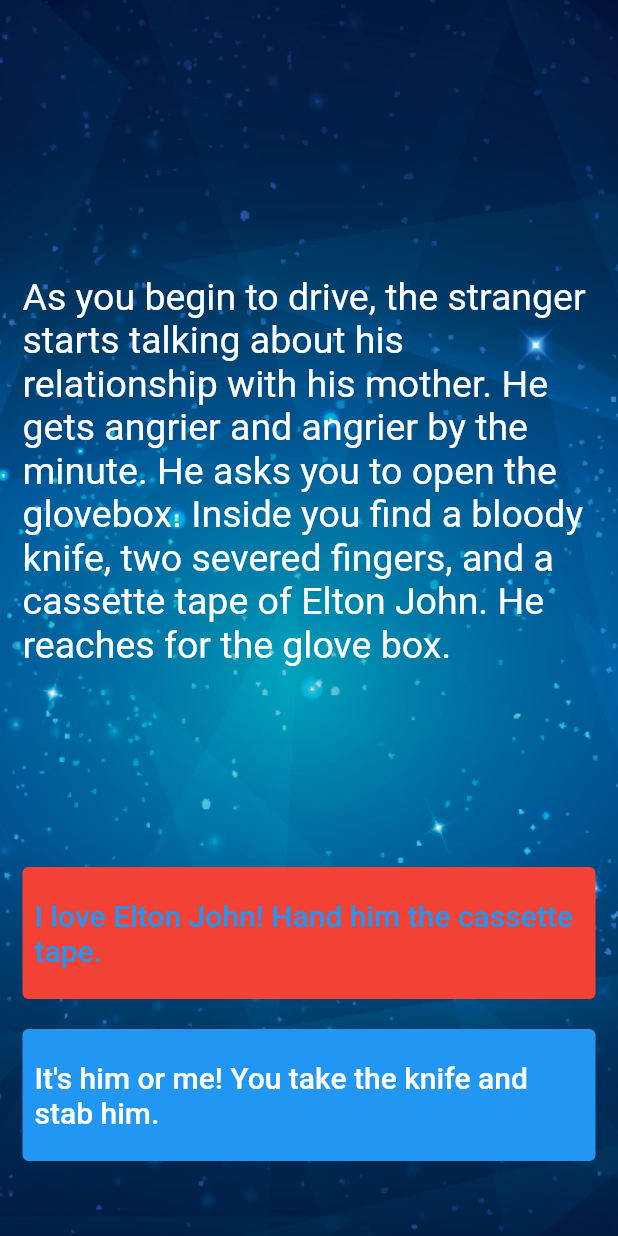
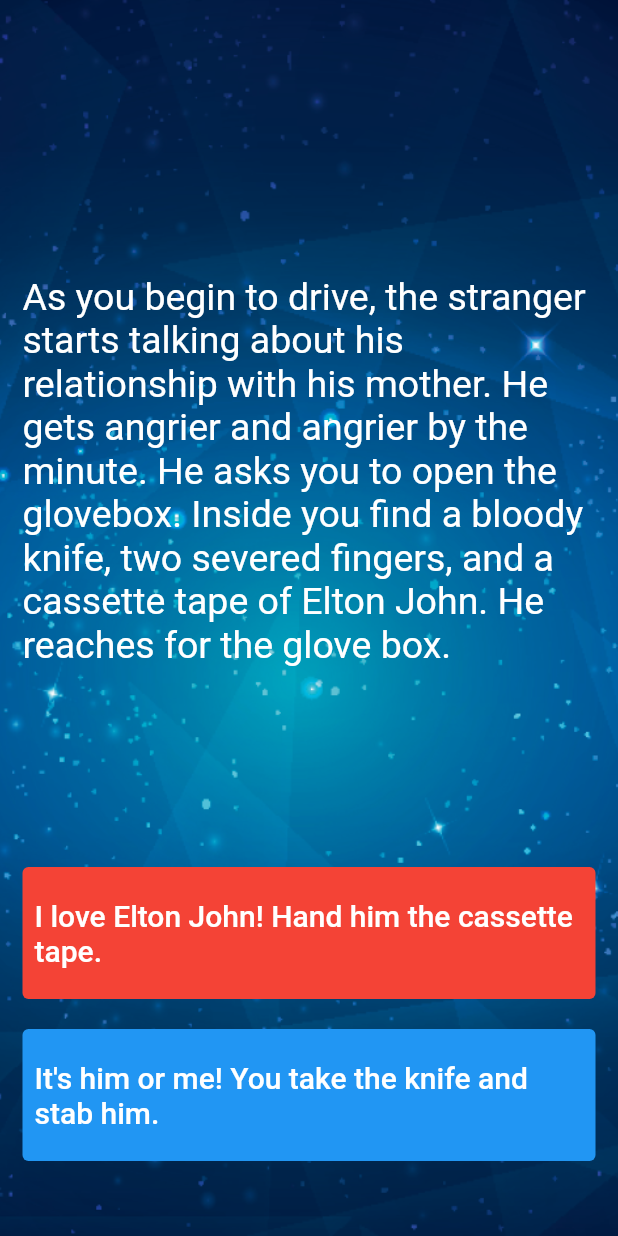
Before and after one commit to palisadoes/destini-challenge, a Flutter app: the screen it shows after launch, after a tap on an icon or button, on a phone screen of 412 x 824 dp. Run offline on Flutter 3.47's test engine with Material 2 defaults, Android fonts, the phone set to English and light mode, and no system bars.

Commit message:
Completed Steps 26-28

```diff
--- a/lib/main.dart
+++ b/lib/main.dart
@@ -59,6 +59,7 @@ class _StoryPageState extends State<StoryPage> {
                     //Choice 1 made by user.
                     //TODO: Step 18 - Call the nextStory() method from storyBrain and pass the number 1 as the choice made by the user.
                     setState(() {
+                      //TODO: Step 24 - Run the app and try to figure out what code you need to add to this file to make the story change when you press on the choice buttons.
                       storyBrain.nextStory(1);
                     });
                   },
@@ -69,6 +70,7 @@ class _StoryPageState extends State<StoryPage> {
                     storyBrain.getChoice1(),
                     style: TextStyle(
                       fontSize: 20.0,
+                      color: Colors.white,
                     ),
                   ),
                 ),
@@ -80,22 +82,27 @@ class _StoryPageState extends State<StoryPage> {
                 flex: 2,
                 //TODO: Step 26 - Use a Flutter Visibility Widget to wrap this TextButton.
                 //TODO: Step 28 - Set the "visible" property of the Visibility Widget to equal the output from the buttonShouldBeVisible() method in the storyBrain.
+                child: Visibility(
+                  visible: storyBrain.buttonShouldBeVisible(),
                   child: TextButton(
                     onPressed: () {
                       //Choice 2 made by user.
                       //TODO: Step 19 - Call the nextStory() method from storyBrain and pass the number 2 as the choice made by the user.
                       setState(() {
+                        //TODO: Step 24 - Run the app and try to figure out what code you need to add to this file to make the story change when you press on the choice buttons.
                         storyBrain.nextStory(2);
                       });
                     },
                     style: ButtonStyle(
-                      backgroundColor: MaterialStateProperty.all(Colors.blue)),
+                        backgroundColor:
+                            MaterialStateProperty.all(Colors.blue)),
                     child: Text(
                       //TODO: Step 14 - Use the storyBrain to get the text for choice 2.
                       storyBrain.getChoice2(),
                       style: TextStyle(
                         fontSize: 20.0,
                         color: Colors.white,
+                      ),
                     ),
                   ),
                 ),
@@ -108,6 +115,4 @@ class _StoryPageState extends State<StoryPage> {
   }
 }
 
-//TODO: Step 24 - Run the app and try to figure out what code you need to add to this file to make the story change when you press on the choice buttons.
-
 //TODO: Step 29 - Run the app and test it against the Story Outline to make sure you've completed all the steps. The code for the completed app can be found here: https://github.com/londonappbrewery/destini-challenge-completed/
--- a/lib/story_brain.dart
+++ b/lib/story_brain.dart
@@ -79,10 +79,13 @@ class StoryBrain {
       restart();
     }
   }
+
+  //TODO: Step 27 - Create a method called buttonShouldBeVisible() which checks to see if storyNumber is 0 or 1 or 2 (when both buttons should show choices) and return true if that is the case, else it should return false.
+  bool buttonShouldBeVisible() {
+    return ![3, 4, 5].contains(_storyNumber);
+  }
 }
 
 //TODO: Step 23 - Use the storyNumber property inside getStory(), getChoice1() and getChoice2() so that it gets the updated story and choices rather than always just the first (0th) one.
 
 //TODO: Step 25 - Change the storyNumber property into a private property so that only story_brain.dart has access to it. You can do this by right clicking on the name (storyNumber) and selecting Refactor -> Rename to make the change across all the places where it's used.
-
-//TODO: Step 27 - Create a method called buttonShouldBeVisible() which checks to see if storyNumber is 0 or 1 or 2 (when both buttons should show choices) and return true if that is the case, else it should return false.
```
Lines whose indentation alone changed are shown as unchanged.
